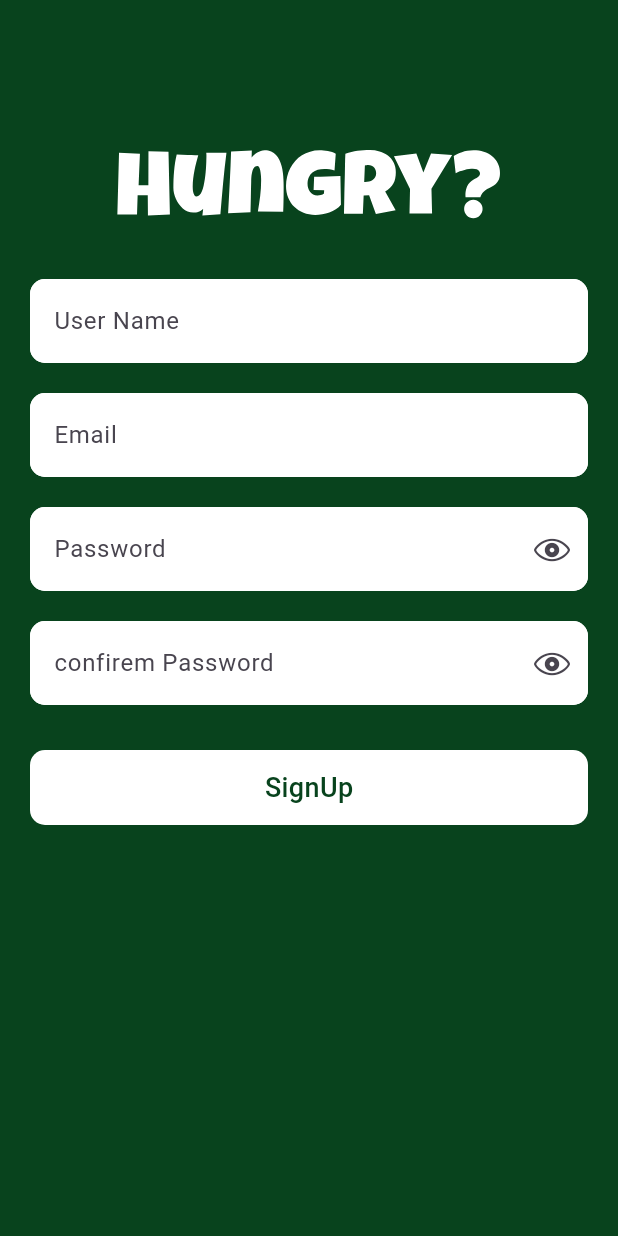
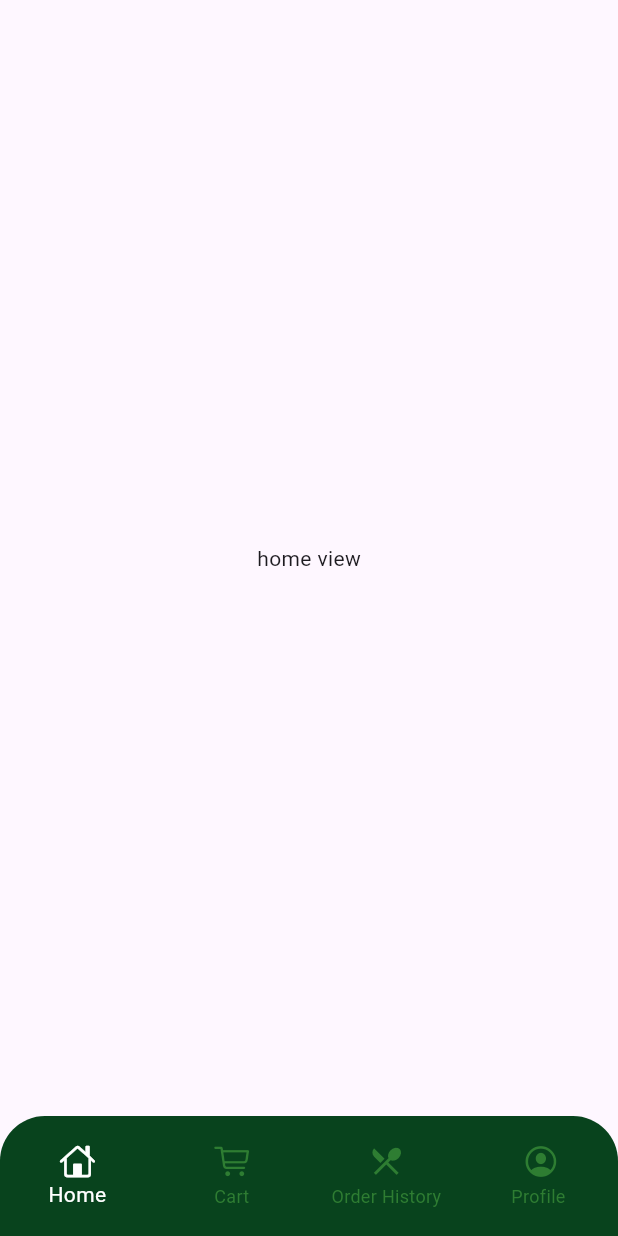
Before and after one commit to mahaabdulla/hyngery_app, a Flutter app: the screen it shows after launch, on a phone screen of 412 x 824 dp. Run offline on Flutter 3.47's test engine with Material 3 defaults, Android fonts, the phone set to English and light mode, and no system bars; our stand-ins replace flutter_svg, gap.

Commit message:
add root ui

```diff
--- a/lib/features/auth/view/profile_view.dart
+++ b/lib/features/auth/view/profile_view.dart
@@ -0,0 +1,10 @@
+import 'package:flutter/material.dart';
+
+class ProfileView extends StatelessWidget {
+  const ProfileView({super.key});
+
+  @override
+  Widget build(BuildContext context) {
+    return Scaffold(body: Center(child: Text('profile view')));
+  }
+}
--- a/lib/features/cart/view/cart_view.dart
+++ b/lib/features/cart/view/cart_view.dart
@@ -5,6 +5,6 @@ class CartView extends StatelessWidget {
 
   @override
   Widget build(BuildContext context) {
-    return Scaffold(body: Text('cart view'));
+    return Scaffold(body: Center(child: Text('cart view')));
   }
 }
--- /dev/null
+++ b/lib/features/home/view/home_view.dart
@@ -0,0 +1,10 @@
+import 'package:flutter/material.dart';
+
+class HomeView extends StatelessWidget {
+  const HomeView({super.key});
+
+  @override
+  Widget build(BuildContext context) {
+    return Scaffold(body: Center(child: Text('home view')));
+  }
+}
--- /dev/null
+++ b/lib/features/order_hostory.dart/view/order_history_view.dart
@@ -0,0 +1,10 @@
+import 'package:flutter/material.dart';
+
+class OrderHistoryView extends StatelessWidget {
+  const OrderHistoryView({super.key});
+
+  @override
+  Widget build(BuildContext context) {
+    return Scaffold(body: Center(child: Text('order')));
+  }
+}
--- a/lib/main.dart
+++ b/lib/main.dart
@@ -1,6 +1,7 @@
 import 'package:flutter/material.dart';
 import 'package:hungry_app/features/auth/view/login_view.dart';
 import 'package:hungry_app/features/auth/view/singup_view.dart';
+import 'package:hungry_app/root.dart';
 import 'package:hungry_app/splash.dart';
 
 void main() {
@@ -16,7 +17,7 @@ class MyApp extends StatelessWidget {
     return MaterialApp(
       debugShowCheckedModeBanner: false,
       title: 'hungery app',
-      home: const SingupView(),
+      home: const Root(),
     );
   }
 }
--- a/lib/root.dart
+++ b/lib/root.dart
@@ -1,10 +1,77 @@
+import 'package:flutter/cupertino.dart';
 import 'package:flutter/material.dart';
+import 'package:hungry_app/core/constants/app_colors.dart';
+import 'package:hungry_app/features/auth/view/profile_view.dart';
+import 'package:hungry_app/features/cart/view/cart_view.dart';
+import 'package:hungry_app/features/home/view/home_view.dart';
+import 'package:hungry_app/features/order_hostory.dart/view/order_history_view.dart';
 
-class Root extends StatelessWidget {
+class Root extends StatefulWidget {
   const Root({super.key});
 
   @override
+  State<Root> createState() => _RootState();
+}
+
+class _RootState extends State<Root> {
+  late PageController controller = PageController();
+  late List<Widget> screens;
+  int currentScrren = 0;
+
+  @override
+  void initState() {
+    screens = [HomeView(), CartView(), OrderHistoryView(), ProfileView()];
+    controller = PageController(initialPage: currentScrren);
+    super.initState();
+  }
+
+  @override
   Widget build(BuildContext context) {
-    return Scaffold();
+    return Scaffold(
+      body: PageView(controller: controller, children: screens),
+      bottomNavigationBar: Container(
+        height: 80,
+
+        decoration: BoxDecoration(
+          color: AppColors.primary,
+          borderRadius: BorderRadius.only(
+            topLeft: Radius.circular(30),
+            topRight: Radius.circular(30),
+          ),
+        ),
+
+        child: BottomNavigationBar(
+          currentIndex: currentScrren,
+          backgroundColor: Colors.transparent,
+          elevation: 0,
+          type: BottomNavigationBarType.fixed,
+          selectedItemColor: Colors.white,
+          unselectedItemColor: Colors.green.shade800,
+          onTap: (index) {
+            setState(() => currentScrren = index);
+            controller.jumpToPage(currentScrren);
+          },
+
+          items: [
+            BottomNavigationBarItem(
+              icon: Icon(CupertinoIcons.home),
+              label: 'Home',
+            ),
+            BottomNavigationBarItem(
+              icon: Icon(CupertinoIcons.cart),
+              label: 'Cart',
+            ),
+            BottomNavigationBarItem(
+              icon: Icon(Icons.local_restaurant_sharp),
+              label: 'Order History',
+            ),
+            BottomNavigationBarItem(
+              icon: Icon(CupertinoIcons.profile_circled),
+              label: 'Profile ',
+            ),
+          ],
+        ),
+      ),
+    );
   }
 }
```
